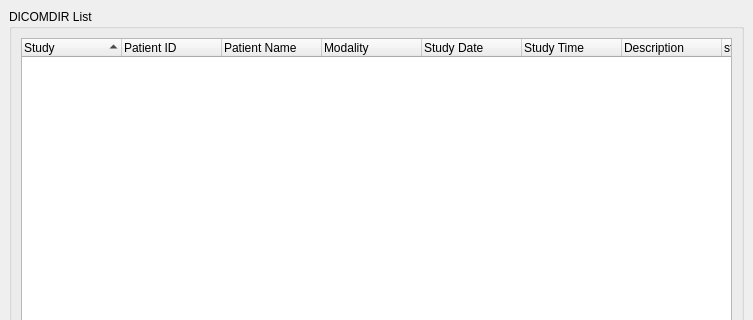
First picture: the form in starviewer/src/inputoutput/qcreatedicomdirbase.ui, repository starviewer-medical/starviewer, before the edit; both pictures show x 0 to 753 and y 0 to 320 of the 753 by 815 pixel window.
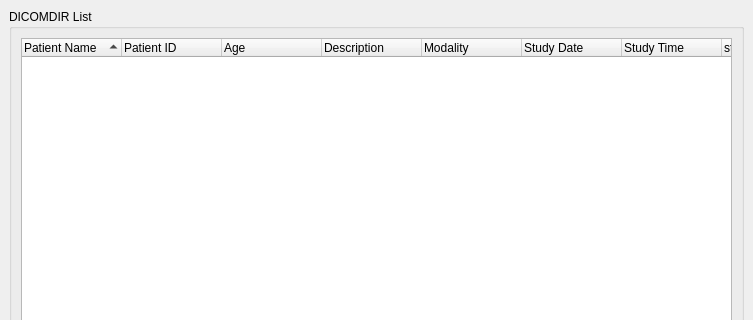
Second picture: the form after the edit. Icons and pictures are not drawn.

Commit message: ENH: Canviem l'ordre dels camps de la llista perquè siguin coherents amb els de la finestra de consulta de PACS/cache

```diff
--- a/starviewer/src/inputoutput/qcreatedicomdirbase.ui
+++ b/starviewer/src/inputoutput/qcreatedicomdirbase.ui
@@ -56,21 +56,26 @@
         <property name="sortingEnabled" >
          <bool>true</bool>
         </property>
-        <column>
-         <property name="text" >
-          <string>Study</string>
-         </property>
-        </column>
-        <column>
-         <property name="text" >
-          <string>Patient ID</string>
-         </property>
-        </column>
         <column>
          <property name="text" >
           <string>Patient Name</string>
          </property>
         </column>
+        <column>
+         <property name="text" >
+          <string>Patient ID</string>
+         </property>
+        </column>
+        <column>
+         <property name="text" >
+          <string>Age</string>
+         </property>
+        </column>
+        <column>
+         <property name="text" >
+          <string>Description</string>
+         </property>
+        </column>
         <column>
          <property name="text" >
           <string>Modality</string>
@@ -86,11 +91,6 @@
           <string>Study Time</string>
          </property>
         </column>
-        <column>
-         <property name="text" >
-          <string>Description</string>
-         </property>
-        </column>
         <column>
          <property name="text" >
           <string>studyUID</string>
```
The commit also changes 1 other file.
